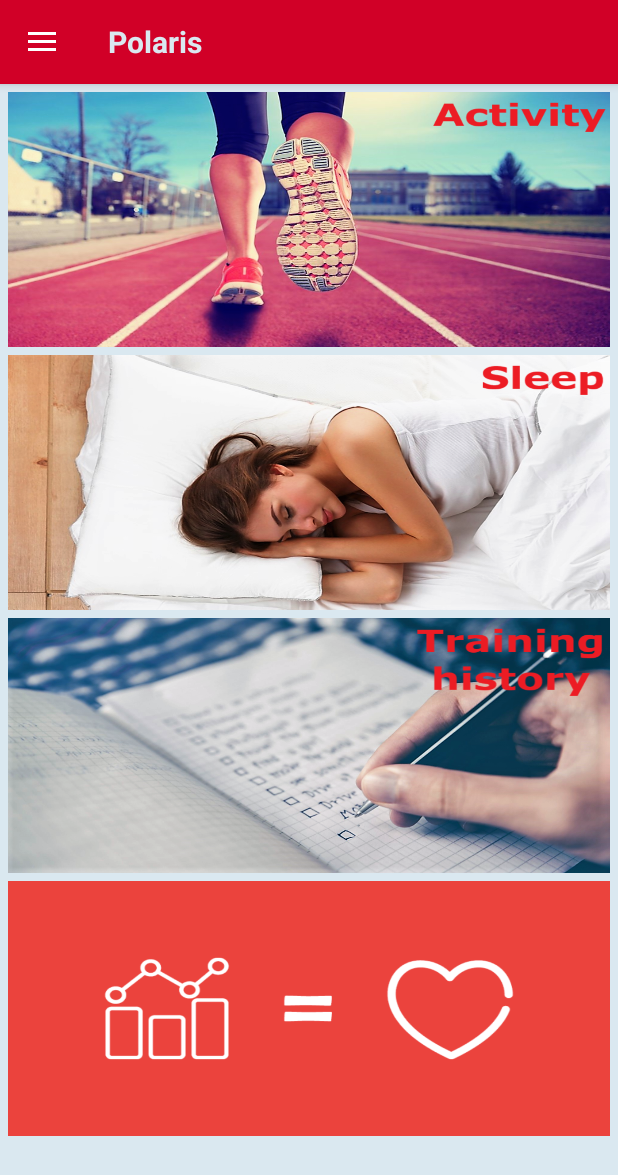
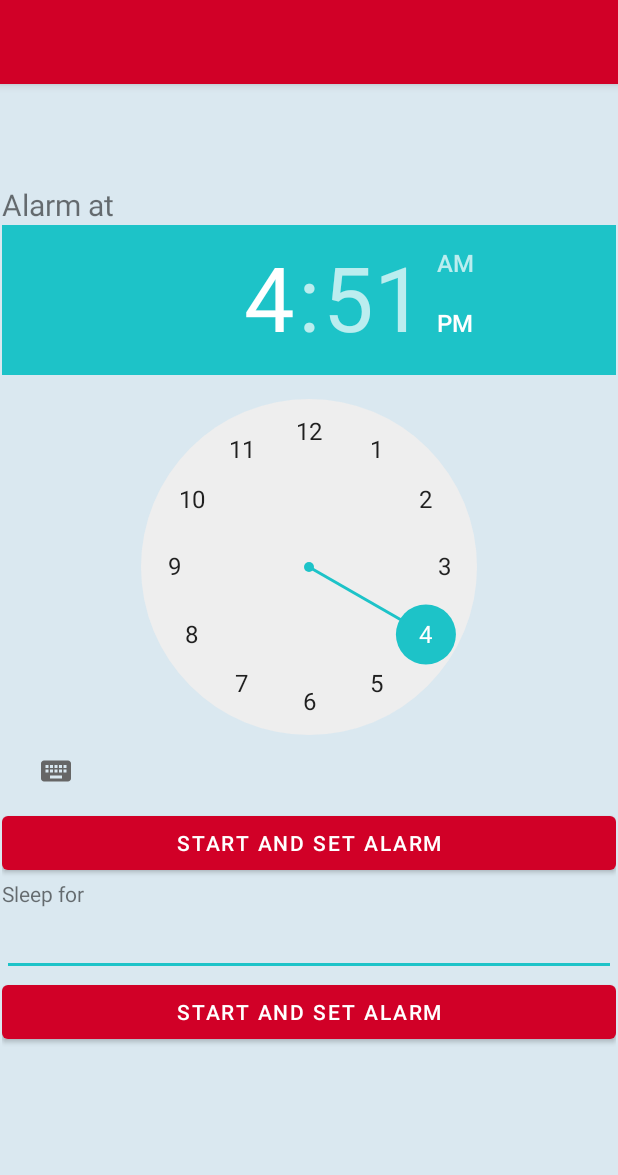
Before and after one commit to basiljung/polarProject, an Android app: the HomeFragment screen opened directly, with no data from a screen before it, after a tap on an icon or button, on a phone screen of 412 x 824 dp. Shown: the top 1175 px of the screen. Run offline under Robolectric (Android 15) with nearby library versions, the phone set to English and light mode, and no system bars; our stand-ins replace Firebase (no records; nobody signed in at launch, a user with empty details on screens opened directly), RxJava; libraries missing offline, so code that uses them is left out: polar.com.sdk; 2 statements that could not run were skipped.

Commit message:
sleeping activity

```diff
--- a/app/build.gradle
+++ b/app/build.gradle
@@ -63,6 +63,8 @@ dependencies {
 
     implementation 'com.github.AnyChart:AnyChart-Android:1.1.2'
     implementation 'com.github.PhilJay:MPAndroidChart:v3.1.0'
+
+    implementation "com.android.support:support-compat:28.0.0"
 }
 
 apply plugin: 'com.google.gms.google-services'
--- a/app/src/main/AndroidManifest.xml
+++ b/app/src/main/AndroidManifest.xml
@@ -11,6 +11,7 @@
     <uses-permission android:name="android.permission.BLUETOOTH_ADMIN" />
     <uses-permission android:name="android.permission.ACCESS_COARSE_LOCATION" />
     <uses-permission android:name="android.permission.INTERNET" />
+    <uses-permission android:name="android.permission.WAKE_LOCK" />
 
     <application
         android:name=".polar.PolarSDK"
@@ -22,6 +23,9 @@
         android:theme="@style/AppTheme">
         <activity
             android:name=".analytics.AnalyticsActivity"
+            android:theme="@style/AppTheme.Activity"></activity>
+        <activity
+            android:name=".sleep.SleepActivity"
             android:theme="@style/AppTheme.Activity"></activity>
         <!--
              The API key for Google Maps-based APIs is defined as a string resource.
--- a/app/src/main/java/com/example/polarapp/sleep/SleepActivity.java
+++ b/app/src/main/java/com/example/polarapp/sleep/SleepActivity.java
@@ -1,14 +1,135 @@
 package com.example.polarapp.sleep;
 
 import androidx.appcompat.app.AppCompatActivity;
+import androidx.core.app.NotificationCompat;
+
+import android.app.AlarmManager;
+import android.app.NotificationManager;
+import android.app.PendingIntent;
+import android.content.Context;
+import android.content.Intent;
 import android.os.Bundle;
+import android.os.CountDownTimer;
+import android.os.SystemClock;
+import android.util.Log;
+import android.view.View;
+import android.widget.Button;
+import android.widget.EditText;
+import android.widget.TimePicker;
+import android.widget.Toast;
+
+
 import com.example.polarapp.R;
 
+import java.util.Calendar;
+
 public class SleepActivity extends AppCompatActivity {
+
+
+    private AlarmManager alarmMgr;
+    private PendingIntent alarmIntent;
+
 
     @Override
     protected void onCreate(Bundle savedInstanceState) {
         super.onCreate(savedInstanceState);
         setContentView(R.layout.activity_sleep);
+
+        Button button1 = findViewById(R.id.button1);
+        Button button2 = findViewById(R.id.button2);
+
+        final TimePicker timePicker = findViewById(R.id.timePicker);
+        final EditText sleepFor = findViewById(R.id.editText5);
+
+
+
+
+
+
+
+        button1.setOnClickListener(new View.OnClickListener() {
+            @Override
+            public void onClick(View view) {
+                String time = ("Alarm Set for " + timePicker.getCurrentHour() + ":" + timePicker.getCurrentMinute());
+                Toast.makeText(SleepActivity.this, time, Toast.LENGTH_LONG).show();
+
+
+
+            }
+        });
+
+        button2.setOnClickListener(new View.OnClickListener() {
+            @Override
+            public void onClick(View view) {
+                String alarmAfter = ("Alarm after " + sleepFor.getText());
+                Toast.makeText(SleepActivity.this, alarmAfter, Toast.LENGTH_LONG).show();
+                int myNum = 0;
+
+                try {
+                    myNum = Integer.parseInt(sleepFor.getText().toString());
+                } catch(NumberFormatException nfe) {
+                    System.out.println("Could not parse " + nfe);
+                }
+
+                final int finalMyNum = myNum;
+                new CountDownTimer(finalMyNum * 1000, 1000) {
+                    public void onTick(long millisUntilFinished) {
+                        //mTextField.setText("seconds remaining: " + millisUntilFinished / 1000);
+                        //here you can have your logic to set text to edittext
+                        Log.d("numero", String.valueOf(finalMyNum));
+                    }
+
+                    public void onFinish() {
+                        NotificationCompat.Builder builder = new NotificationCompat.Builder(getApplicationContext(), "munChannelNimi")
+                                .setSmallIcon(R.drawable.launch_screen)
+                                .setContentTitle("YOLO")
+                                .setContentText("alarm")
+                                .setPriority(NotificationCompat.PRIORITY_DEFAULT);
+                        builder.build();
+
+                        NotificationManager mNotificationManager = (NotificationManager) getSystemService(Context.NOTIFICATION_SERVICE);
+                        //NotificationManager.notify().
+
+                        mNotificationManager.notify(001, builder.build());
+                        /*
+                        NotificationManager mNotificationManager =
+
+                                (NotificationManager) getSystemService(Context.NOTIFICATION_SERVICE);
+
+                        mNotificationManager.notify(001, mBuilder.build());
+
+                         */
+                    }
+                }.start();
+            }
+        });
+    }
+
+
+
+    @Override
+    protected void onStart() {
+        //googleApiClient.connect();
+        super.onStart();
+    }
+
+    @Override
+    protected void onStop() {
+        //googleApiClient.disconnect();
+        super.onStop();
+    }
+
+    @Override
+    protected void onPause() {
+        super.onPause();
+        //stopLocationUpdates();
+    }
+
+    @Override
+    public void onResume() {
+        super.onResume();
+        //if (googleApiClient.isConnected()) {
+            //startLocationUpdates();
+        //}
     }
 }
--- a/app/src/main/java/com/example/polarapp/ui/HomeFragment.java
+++ b/app/src/main/java/com/example/polarapp/ui/HomeFragment.java
@@ -16,6 +16,8 @@ import com.example.polarapp.analytics.AnalyticsActivity;
 import com.example.polarapp.history.HistoryActivity;
 import com.example.polarapp.R;
 import com.example.polarapp.preferencesmanager.DevicePreferencesManager;
+import com.example.polarapp.sleep.SleepActivity;
+import com.google.android.material.navigation.NavigationView;
 
 public class HomeFragment extends Fragment {
 
@@ -90,8 +92,8 @@ public class HomeFragment extends Fragment {
     }
 
     public void openSleepActivity() {
-        //Intent myIntent = new Intent(HomeFragment.this.getActivity(), MapsActivity.class);
-        //startActivity(myIntent);
+        Intent myIntent = new Intent(HomeFragment.this.getActivity(), SleepActivity.class);
+        startActivity(myIntent);
     }
 
     public void openAnalyticsActivity() {
--- a/app/src/main/res/layout/activity_sleep.xml
+++ b/app/src/main/res/layout/activity_sleep.xml
@@ -5,6 +5,22 @@
     android:layout_width="match_parent"
     android:layout_height="match_parent"
     tools:context=".sleep.SleepActivity">
+
+    <androidx.appcompat.widget.Toolbar
+        android:id="@+id/toolbar"
+        android:layout_width="match_parent"
+        android:layout_height="?attr/actionBarSize"
+        android:background="@color/colorPrimary"
+        android:elevation="4dp"
+        android:theme="@style/ThemeOverlay.AppCompat.Dark.ActionBar"
+        app:popupTheme="@style/ThemeOverlay.AppCompat.Light">
+
+        <TextView
+            android:layout_width="wrap_content"
+            android:layout_height="wrap_content"
+            />
+    </androidx.appcompat.widget.Toolbar>
+
 
     <LinearLayout
         android:layout_width="409dp"
@@ -32,16 +48,16 @@
             app:layout_constraintStart_toStartOf="parent" />
 
         <TimePicker
-            android:layout_width="match_parent"
+            android:id="@+id/timePicker"
+            android:layout_width="wrap_content"
             android:layout_height="wrap_content"
-
             />
 
         <Button
-            android:id="@+id/button"
+            android:id="@+id/button1"
             android:layout_width="match_parent"
             android:layout_height="wrap_content"
-            android:text="Button"
+            android:text="Start and set alarm"
             app:layout_constraintEnd_toEndOf="parent"
             app:layout_constraintStart_toStartOf="parent" />
 
@@ -66,7 +82,7 @@
             android:id="@+id/button2"
             android:layout_width="match_parent"
             android:layout_height="wrap_content"
-            android:text="Button"
+            android:text="Start and set alarm"
             app:layout_constraintEnd_toEndOf="parent"
             app:layout_constraintStart_toStartOf="parent" />
 
```
